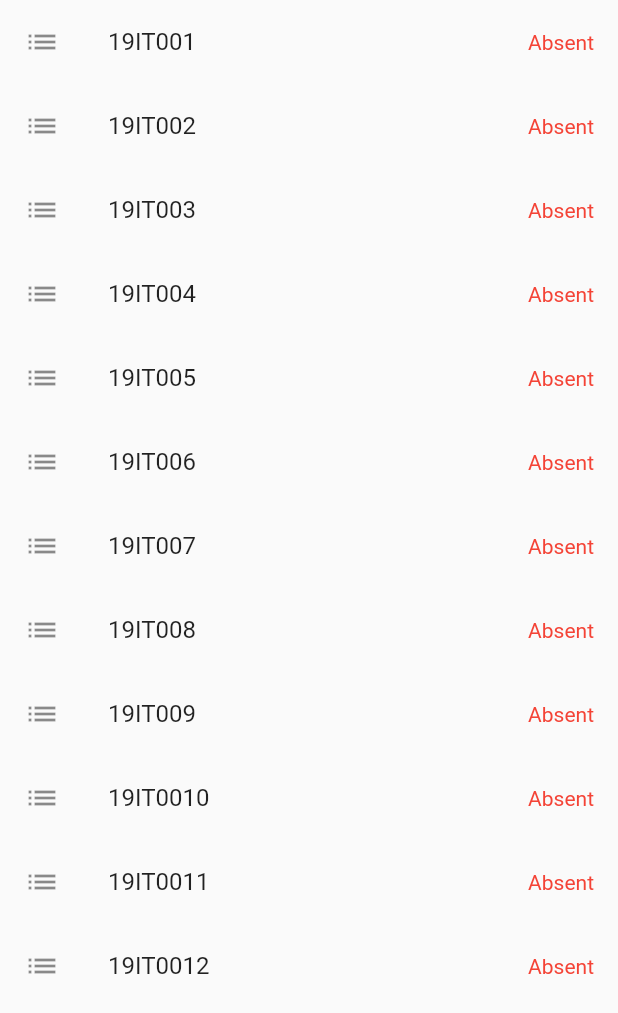
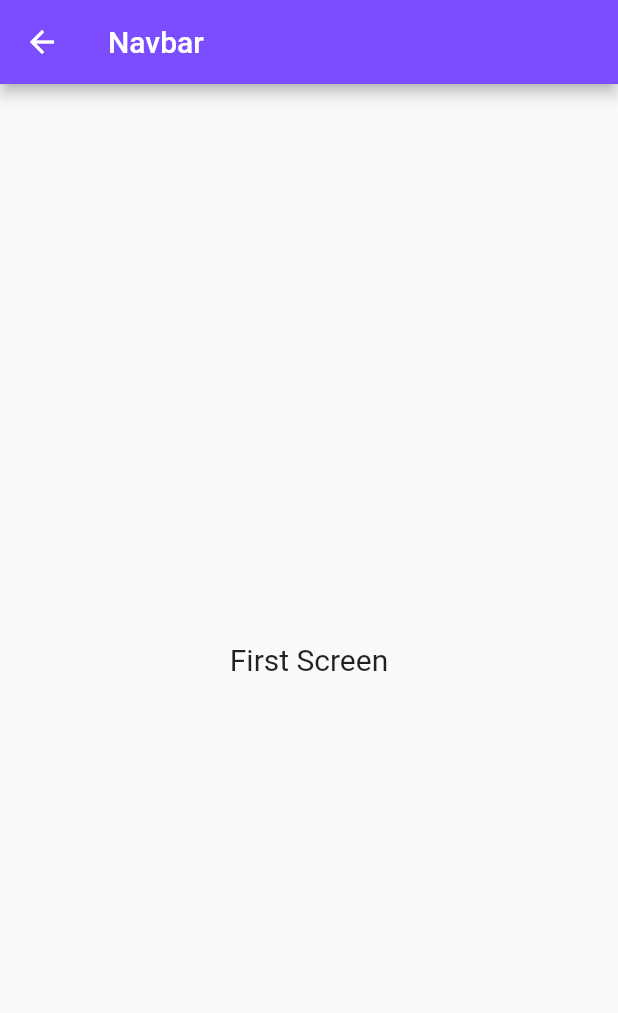
Before and after one commit to Kavyashah119/navigation-drawer, a Flutter app: the FirstScreen screen opened directly, on a phone screen of 412 x 824 dp. Shown: the top 1013 px of the screen. Run offline on Flutter 3.47's test engine with Material 2 defaults, Android fonts, the phone set to English and light mode, and no system bars; our stand-ins replace camera; missing offline and left inert: bottom_bar.

Commit message:
Firstttt

```diff
--- a/lib/FirstScreen.dart
+++ b/lib/FirstScreen.dart
@@ -1,44 +1,21 @@
 import 'package:flutter/material.dart';
-import 'dart:math';
 
 class FirstScreen extends StatelessWidget {
   @override
   Widget build(BuildContext context) {
     return Scaffold(
-      body: ListView.builder(
-          itemCount: 12,
-          itemBuilder: (BuildContext context, int index) {
-            index++;
-            return ListTile(
-                leading: Icon(Icons.list),
-                trailing: attendance(),
-                title: Text("19IT00$index"));
-          }),
+      appBar: AppBar(
+        title: Text("Navbar"),
+        backgroundColor: Colors.deepPurpleAccent,
+      ),
+      body: Container(
+        child: Center(
+          child: Text(
+            "First Screen",
+            style: TextStyle(fontSize: 20),
+          ),
+        ),
+      ),
     );
   }
 }
-
-class attendance extends StatefulWidget {
-  const attendance({Key? key}) : super(key: key);
-
-  @override
-  _attendanceState createState() => _attendanceState();
-}
-
-class _attendanceState extends State<attendance> {
-  @override
-  Widget build(BuildContext context) {
-    int index1 = Random().nextInt(2);
-    if (index1 == 1) {
-      return Text(
-        "Present",
-        style: TextStyle(color: Colors.green),
-      );
-    } else {
-      return Text(
-        "Absent",
-        style: TextStyle(color: Colors.red),
-      );
-    }
-  }
-}
```
Also changed, not shown: lib/SecondScreen.dart (+11 -57 lines), lib/main.dart (+6 -6 lines), 1 other file.
